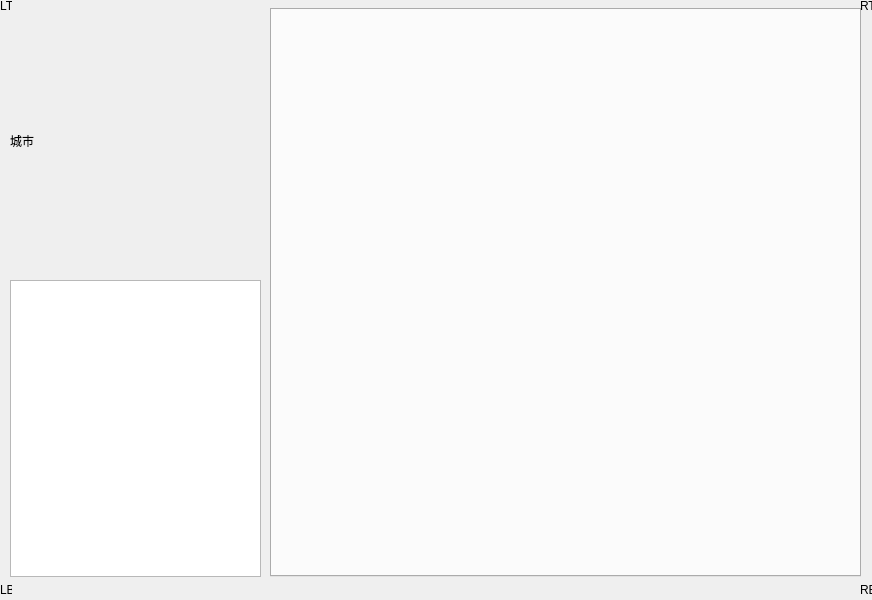
First picture: the form in code/mirror/city.ui, repository simon0xia/mirror, before the edit.
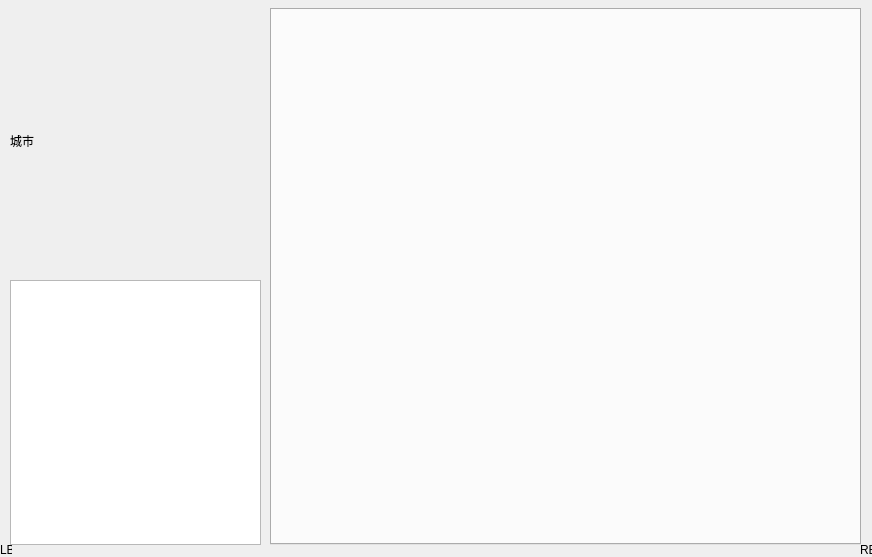
Second picture: the form after the edit.

```diff
--- a/code/mirror/city.ui
+++ b/code/mirror/city.ui
@@ -7,7 +7,7 @@
     <x>0</x>
     <y>0</y>
     <width>872</width>
-    <height>600</height>
+    <height>557</height>
    </rect>
   </property>
   <property name="windowTitle">
@@ -26,24 +26,11 @@
     <string>城市</string>
    </property>
   </widget>
-  <widget class="QLabel" name="lbl_LT">
-   <property name="geometry">
-    <rect>
-     <x>0</x>
-     <y>0</y>
-     <width>12</width>
-     <height>12</height>
-    </rect>
-   </property>
-   <property name="text">
-    <string>LT</string>
-   </property>
-  </widget>
   <widget class="QLabel" name="lbl_LB">
    <property name="geometry">
     <rect>
      <x>0</x>
-     <y>584</y>
+     <y>544</y>
      <width>12</width>
      <height>12</height>
     </rect>
@@ -56,7 +43,7 @@
    <property name="geometry">
     <rect>
      <x>860</x>
-     <y>584</y>
+     <y>544</y>
      <width>12</width>
      <height>12</height>
     </rect>
@@ -65,26 +52,13 @@
     <string>RB</string>
    </property>
   </widget>
-  <widget class="QLabel" name="lbl_RT">
-   <property name="geometry">
-    <rect>
-     <x>860</x>
-     <y>0</y>
-     <width>12</width>
-     <height>12</height>
-    </rect>
-   </property>
-   <property name="text">
-    <string>RT</string>
-   </property>
-  </widget>
   <widget class="QTextEdit" name="edit_display">
    <property name="geometry">
     <rect>
      <x>10</x>
      <y>280</y>
      <width>251</width>
-     <height>297</height>
+     <height>265</height>
     </rect>
    </property>
    <property name="readOnly">
@@ -97,7 +71,7 @@
      <x>270</x>
      <y>8</y>
      <width>591</width>
-     <height>569</height>
+     <height>537</height>
     </rect>
    </property>
   </widget>
```
